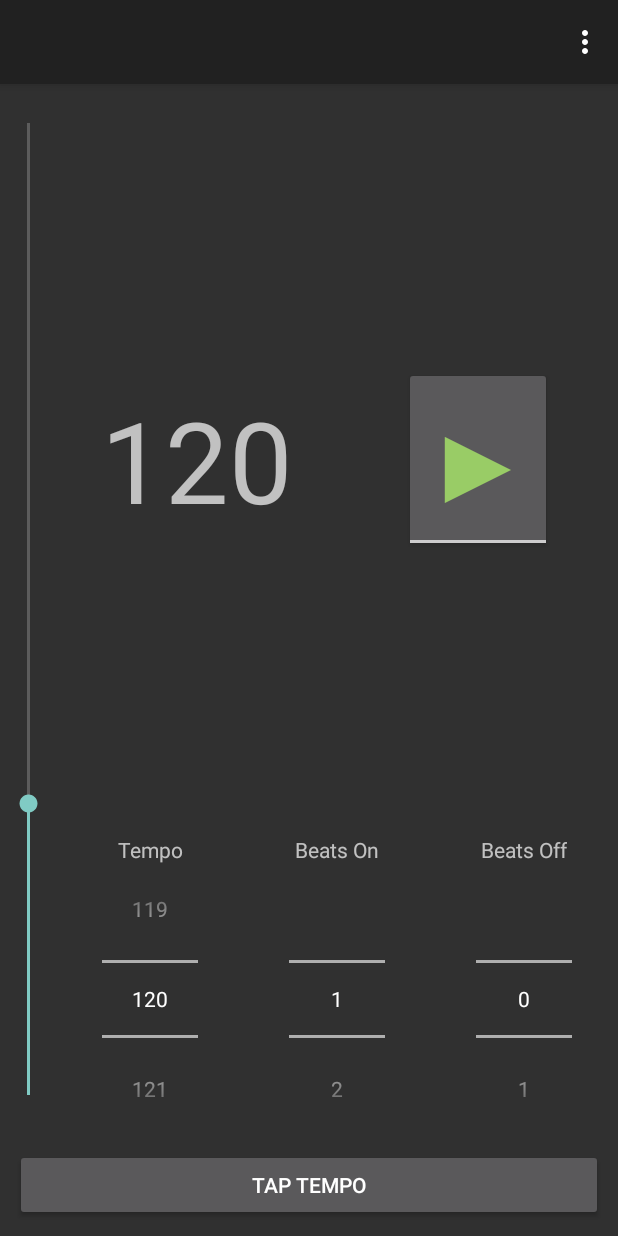
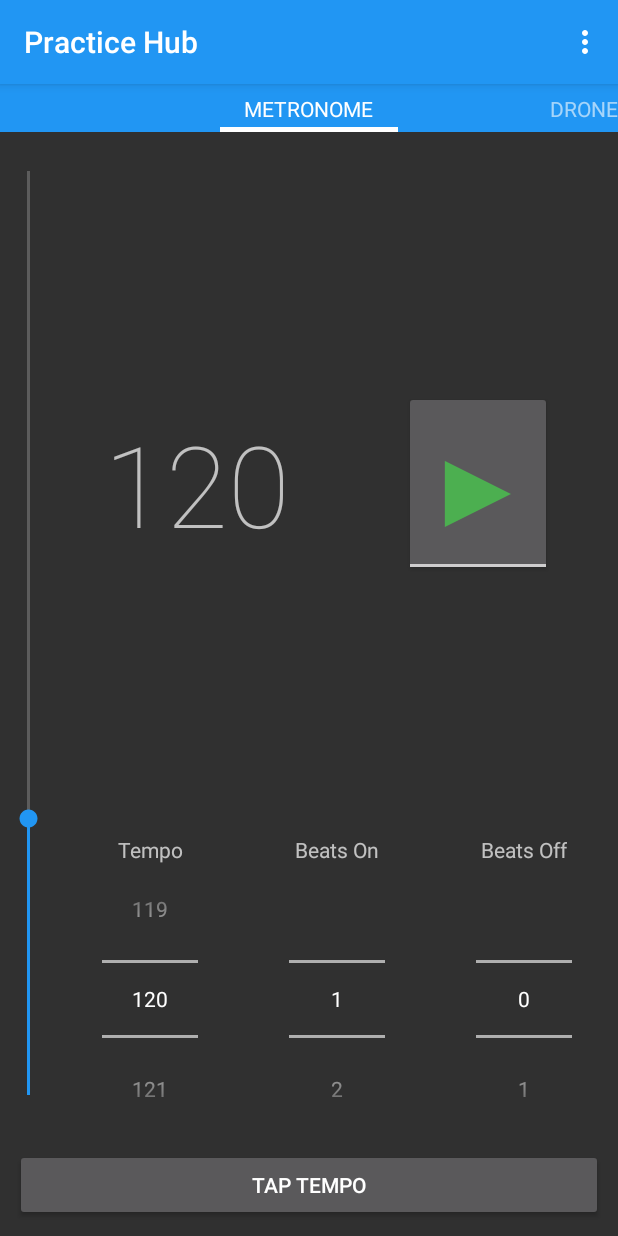
Before and after one commit to lidavidm/music-practice-tools, an Android app: the screen it shows after launch (MainActivity), on a phone screen of 412 x 824 dp. Run offline under Robolectric (Android 15) with nearby library versions, the phone set to English and light mode, and no system bars; 6 statements that could not run were skipped.

Commit message:
Recolor app with Material

```diff
--- a/app/src/main/java/com/proch/practicehub/DroneFragment.java
+++ b/app/src/main/java/com/proch/practicehub/DroneFragment.java
@@ -143,9 +143,13 @@
 
     private void updateButtonColor(View button) {
         boolean state = mDroneService.isPlayingNote(ID_TO_NOTE.get(button.getId()));
-        int color = state ? getResources().getColor(R.color.button_pressed) :
-                getResources().getColor(R.color.button_normal);
-        button.getBackground().setColorFilter(color, PorterDuff.Mode.SRC_IN);
+        if (state) {
+            button.getBackground().setColorFilter(getResources().getColor(R.color.button_pressed),
+                    PorterDuff.Mode.SRC_IN);
+        }
+        else {
+            button.getBackground().setColorFilter(null);
+        }
 
         button.setSelected(state);
     }
--- a/app/src/main/java/com/proch/practicehub/MainActivity.java
+++ b/app/src/main/java/com/proch/practicehub/MainActivity.java
@@ -30,13 +30,12 @@
     public void onCreate(Bundle savedInstanceState) {
         super.onCreate(savedInstanceState);
 
-        mViewPager = new ViewPager(this);
-        mViewPager.setId(R.id.view_pager);
+        setContentView(R.layout.main);
+        mViewPager = (ViewPager) findViewById(R.id.view_pager);
 
-        setContentView(mViewPager);
         ActionBar bar = getSupportActionBar();
         bar.setDisplayShowHomeEnabled(false);
-        bar.setDisplayShowTitleEnabled(false);
+        bar.setTitle("Practice Hub");
 
         mTabsAdapter = new TabsAdapter(this, mViewPager);
         mTabsAdapter.addTab(MetronomeFragment.class, "Metronome", null);
@@ -149,7 +148,7 @@
 
         @Override
         public CharSequence getPageTitle(int position) {
-            return mTabs.get(position).title;
+            return mTabs.get(position).title.toUpperCase();
         }
 
         public void onPageScrolled(int position, float positionOffset,
--- a/app/src/main/res/layout/main.xml
+++ b/app/src/main/res/layout/main.xml
@@ -14,7 +14,7 @@
             android:layout_width="match_parent"
             android:layout_height="wrap_content"
             android:layout_gravity="top"
-            android:background="#33b5e5"
+            android:background="@color/primary"
             android:textColor="#fff"
             android:paddingBottom="4dp"
             android:paddingTop="4dp" />
--- a/app/src/main/res/layout/metronome.xml
+++ b/app/src/main/res/layout/metronome.xml
@@ -99,7 +99,8 @@
             android:layout_height="match_parent"
             android:layout_weight="1"
             android:gravity="center"
-            android:textSize="75sp" />
+            android:textSize="75sp"
+            android:fontFamily="sans-serif-thin" />
 
         <LinearLayout
             android:layout_width="match_parent"
--- a/app/src/main/res/values/color.xml
+++ b/app/src/main/res/values/color.xml
@@ -1,13 +1,14 @@
 <?xml version="1.0" encoding="utf-8"?>
 <resources>
 
-    <color name="button_pressed">#33B5E5</color>
-    <color name="button_normal">#9C9C9C</color>
-    <color name="start_green">#99CC66</color>
-    <color name="stop_red">#CD5050</color>
+    <color name="button_pressed">@color/accent</color>
+    <color name="start_green">#4CAF50</color>
+    <color name="stop_red">#F44336</color>
     <color name="white">#FFFFFF</color>
     <color name="black">#000000</color>
     <color name="transparent">#00000000</color>
-    <color name="cents_marker">#FF0000</color>
+    <color name="primary">#2196F3</color>
+    <color name="primary_dark">#1976D2</color>
+    <color name="accent">#2196F3</color>
 
 </resources>
--- a/app/src/main/res/values/styles.xml
+++ b/app/src/main/res/values/styles.xml
@@ -1,7 +1,11 @@
 <?xml version="1.0" encoding="utf-8"?>
 <resources>
 
-    <style name="AppTheme" parent="Theme.AppCompat"></style>
+    <style name="AppTheme" parent="Theme.AppCompat">
+        <item name="colorPrimary">@color/primary</item>
+        <item name="colorPrimaryDark">@color/primary_dark</item>
+        <item name="colorAccent">@color/accent</item>
+    </style>
 
     <style name="NotificationText">
         <item name="android:textColor">?android:attr/textColorPrimary</item>
```
